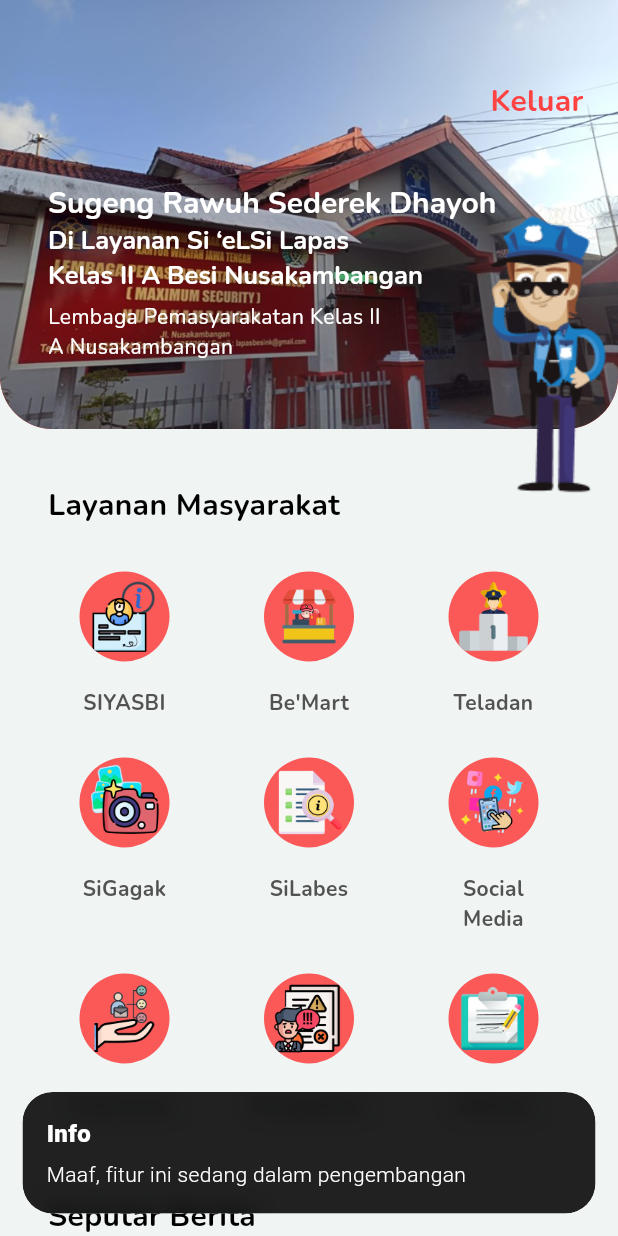
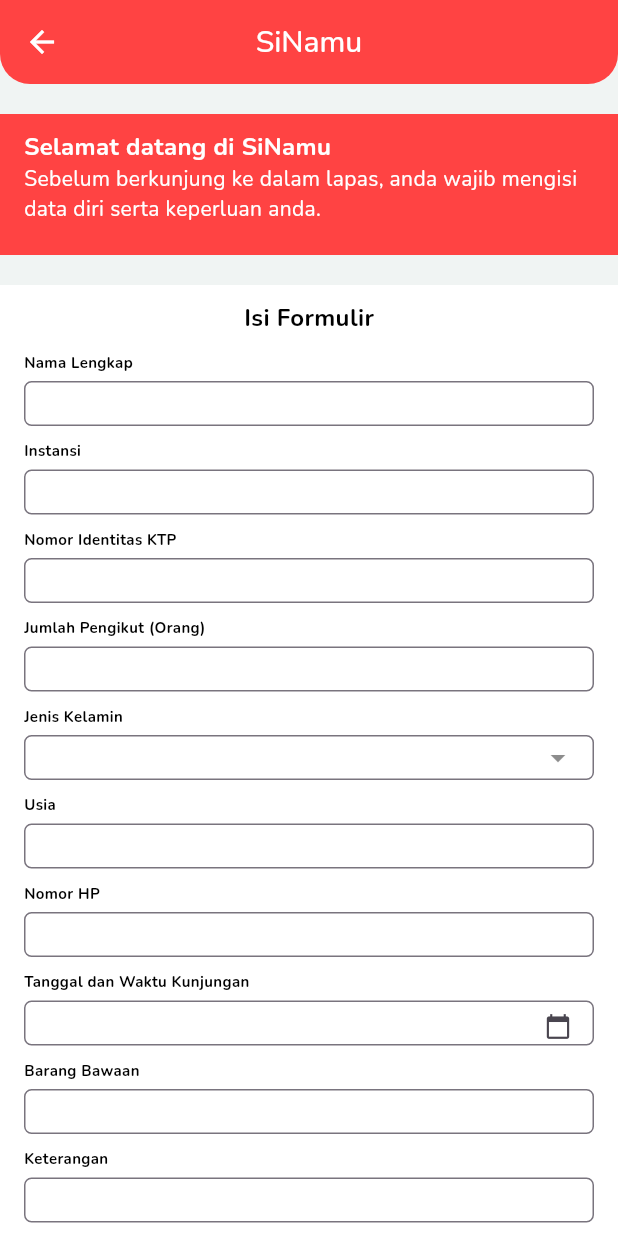
Before and after one commit to Introvertskrrt/SiElsi-Project, a Flutter app: the DashboardKeluargaView screen opened by its route, after a tap on "SiNamu", on a phone screen of 412 x 824 dp. Run offline on Flutter 3.47's test engine with Material 3 defaults, Android fonts, the light colour scheme and no system bars; our stand-ins replace carousel_slider, dash_chat_2, dropdown_button2, file_picker, flutter_svg, get and 3 more.

Commit message:
finished feat SiNamu and clear all warnings

```diff
--- /dev/null
+++ b/lib/controllers/sinamu_controller.dart
@@ -0,0 +1,45 @@
+import 'package:flutter/material.dart';
+import 'package:get/get.dart';
+import 'package:intl/intl.dart'; // Pastikan Anda mengimpor ini
+
+class SinamuController extends GetxController {
+  final List<String> genderItems = [
+    'Pria',
+    'Wanita',
+  ];
+
+  String? selectedValue;
+  String? selectedDateTime;
+  final formKey = GlobalKey<FormState>();
+
+  Future<void> selectDate(BuildContext context) async {
+    final DateTime now = DateTime.now();
+    final DateTime? picked = await showDatePicker(
+      context: context,
+      initialDate: now,
+      firstDate: DateTime(2000),
+      lastDate: DateTime(2101),
+    );
+
+    if (picked != null) {
+      selectedDateTime = DateFormat('yyyy-MM-dd').format(picked);
+      update();
+      // ignore: use_build_context_synchronously
+      selectTime(context);
+    }
+  }
+
+  Future<void> selectTime(BuildContext context) async {
+    final TimeOfDay? picked = await showTimePicker(
+      context: context,
+      initialTime: TimeOfDay.now(),
+    );
+
+    if (picked != null) {
+      final DateTime now = DateTime.now();
+      final DateTime selectedTime = DateTime(now.year, now.month, now.day, picked.hour, picked.minute);
+      selectedDateTime = DateFormat('yyyy-MM-dd – kk:mm').format(selectedTime);
+      update();
+    }
+  }
+}
--- a/lib/main.dart
+++ b/lib/main.dart
@@ -11,6 +11,7 @@
 import 'package:sibesi_app/views/login_views/login_pegawai_view.dart';
 import 'package:sibesi_app/views/sigagak_views/detail_kegiatan_view.dart';
 import 'package:sibesi_app/views/sigagak_views/sigagak_view.dart';
+import 'package:sibesi_app/views/sinamu_views/sinamu_view.dart';
 import 'package:sibesi_app/views/siyasbi_views/daftar_belanja_view.dart';
 import 'package:sibesi_app/views/siyasbi_views/kesehatan_view.dart';
 import 'package:sibesi_app/views/siyasbi_views/pembinaan_view.dart';
@@ -91,6 +92,10 @@
         name: AppRoutes.bemartPage,
         page: () => const BemartView(),
       ),
+      GetPage(
+        name: AppRoutes.sinamuPage,
+        page: () => const SinamuView(),
+      ),
     ],
   ));
 }
--- a/lib/utils/app_routes.dart
+++ b/lib/utils/app_routes.dart
@@ -16,4 +16,5 @@
   static String loginRolePage = "/loginRolePage";
   static String loginMasyarakatPage = "/loginMasyarakatPage";
   static String bemartPage = "/bemartPage";
+  static String sinamuPage = "/sinamuPage";
 }
--- a/lib/views/dashboard_views/widgets/keluarga_menu_widget.dart
+++ b/lib/views/dashboard_views/widgets/keluarga_menu_widget.dart
@@ -133,7 +133,7 @@
               ),
               GestureDetector(
                 onTap: () {
-                  errorSnackBar();
+                  Get.toNamed(AppRoutes.sinamuPage);
                 },
                 child: buildMenuColumn(
                   "assets/icons/SiNamu.png",
--- /dev/null
+++ b/lib/views/sinamu_views/sinamu_view.dart
@@ -0,0 +1,46 @@
+import 'package:flutter/material.dart';
+// Pastikan Anda mengimpor ini
+import 'package:sibesi_app/constants/color_constant.dart';
+import 'package:sibesi_app/constants/text_style_constant.dart';
+import 'package:sibesi_app/views/sinamu_views/widgets/form_widget.dart';
+import 'package:sibesi_app/views/sinamu_views/widgets/welcome_widget.dart';
+
+class SinamuView extends StatelessWidget {
+  const SinamuView({super.key});
+
+  @override
+  Widget build(BuildContext context) {
+    return Scaffold(
+      backgroundColor: ColorConstant.primaryBackground,
+      appBar: PreferredSize(
+        preferredSize: const Size.fromHeight(56.0), // Default appBar height
+        child: ClipRRect(
+          borderRadius: const BorderRadius.only(
+            bottomLeft: Radius.circular(20),
+            bottomRight: Radius.circular(20),
+          ),
+          child: AppBar(
+            iconTheme: const IconThemeData(color: Colors.white),
+            centerTitle: true,
+            backgroundColor: ColorConstant.primaryColor,
+            title: Text(
+              "SiNamu",
+              style: TextStyleConstant.nunitoSemiBold
+                  .copyWith(color: Colors.white, fontSize: 20),
+            ),
+          ),
+        ),
+      ),
+      body: SingleChildScrollView(
+        child: Column(
+          children: [
+            const SizedBox(height: 20),
+            const WelcomeWidget(),
+            const SizedBox(height: 20),
+            FormWidget(),
+          ],
+        ),
+      ),
+    );
+  }
+}
--- /dev/null
+++ b/lib/views/sinamu_views/widgets/form_widget.dart
@@ -0,0 +1,469 @@
+import 'package:dropdown_button2/dropdown_button2.dart';
+import 'package:flutter/material.dart';
+import 'package:flutter/services.dart';
+import 'package:get/get.dart';
+import 'package:sibesi_app/constants/text_style_constant.dart';
+import 'package:sibesi_app/controllers/sinamu_controller.dart';
+import 'package:sibesi_app/views/sinamu_views/widgets/kirim_button_widget.dart';
+
+class FormWidget extends StatelessWidget {
+  FormWidget({super.key});
+
+  final SinamuController controller = Get.put(SinamuController());
+
+  @override
+  Widget build(BuildContext context) {
+    return Column(
+      children: [
+        Container(
+          width: double.infinity,
+          decoration: const BoxDecoration(
+            color: Colors.white,
+          ),
+          child: Column(
+            crossAxisAlignment: CrossAxisAlignment.start,
+            children: [
+              const SizedBox(height: 10),
+              Center(
+                child: Text(
+                  "Isi Formulir",
+                  style: TextStyleConstant.nunitoBold.copyWith(fontSize: 16),
+                ),
+              ),
+              const SizedBox(height: 12),
+              Padding(
+                padding: const EdgeInsets.only(left: 16, bottom: 5),
+                child: Text(
+                  "Nama Lengkap",
+                  style: TextStyleConstant.nunitoBold.copyWith(fontSize: 10),
+                ),
+              ),
+              Padding(
+                padding: const EdgeInsets.only(left: 16, right: 16),
+                child: SizedBox(
+                  height: 30,
+                  child: TextFormField(
+                    decoration: InputDecoration(
+                      contentPadding: const EdgeInsets.symmetric(
+                          vertical: 5, horizontal: 16),
+                      border: OutlineInputBorder(
+                        borderRadius: BorderRadius.circular(5),
+                        borderSide: const BorderSide(color: Colors.grey),
+                      ),
+                    ),
+                    style:
+                        TextStyleConstant.nunitoRegular.copyWith(fontSize: 12),
+                    maxLines: 1,
+                  ),
+                ),
+              ),
+              const SizedBox(height: 10),
+              Padding(
+                padding: const EdgeInsets.only(left: 16, bottom: 5),
+                child: Text(
+                  "Instansi",
+                  style: TextStyleConstant.nunitoBold.copyWith(fontSize: 10),
+                ),
+              ),
+              Padding(
+                padding: const EdgeInsets.only(left: 16, right: 16),
+                child: SizedBox(
+                  height: 30,
+                  child: TextFormField(
+                    decoration: InputDecoration(
+                      contentPadding: const EdgeInsets.symmetric(
+                          vertical: 5, horizontal: 16),
+                      border: OutlineInputBorder(
+                        borderRadius: BorderRadius.circular(5),
+                        borderSide: const BorderSide(color: Colors.grey),
+                      ),
+                    ),
+                    style:
+                        TextStyleConstant.nunitoRegular.copyWith(fontSize: 12),
+                    maxLines: 1,
+                  ),
+                ),
+              ),
+              const SizedBox(height: 10),
+              Padding(
+                padding: const EdgeInsets.only(left: 16, bottom: 5),
+                child: Text(
+                  "Nomor Identitas KTP",
+                  style: TextStyleConstant.nunitoBold.copyWith(fontSize: 10),
+                ),
+              ),
+              Padding(
+                padding: const EdgeInsets.only(left: 16, right: 16),
+                child: SizedBox(
+                  height: 30,
+                  child: TextFormField(
+                    keyboardType:
+                        TextInputType.number, // Set keyboard type to number
+                    inputFormatters: [
+                      FilteringTextInputFormatter
+                          .digitsOnly, // Only allow digits
+                    ],
+                    decoration: InputDecoration(
+                      contentPadding: const EdgeInsets.symmetric(
+                          vertical: 5, horizontal: 16),
+                      border: OutlineInputBorder(
+                        borderRadius: BorderRadius.circular(5),
+                        borderSide: const BorderSide(color: Colors.grey),
+                      ),
+                    ),
+                    style:
+                        TextStyleConstant.nunitoRegular.copyWith(fontSize: 12),
+                    maxLines: 1,
+                  ),
+                ),
+              ),
+              const SizedBox(height: 10),
+              Padding(
+                padding: const EdgeInsets.only(left: 16, bottom: 5),
+                child: Text(
+                  "Jumlah Pengikut (Orang)",
+                  style: TextStyleConstant.nunitoBold.copyWith(fontSize: 10),
+                ),
+              ),
+              Padding(
+                padding: const EdgeInsets.only(left: 16, right: 16),
+                child: SizedBox(
+                  height: 30,
+                  child: TextFormField(
+                    keyboardType:
+                        TextInputType.number, // Set keyboard type to number
+                    inputFormatters: [
+                      FilteringTextInputFormatter
+                          .digitsOnly, // Only allow digits
+                    ],
+                    decoration: InputDecoration(
+                      contentPadding: const EdgeInsets.symmetric(
+                          vertical: 5, horizontal: 16),
+                      border: OutlineInputBorder(
+                        borderRadius: BorderRadius.circular(5),
+                        borderSide: const BorderSide(color: Colors.grey),
+                      ),
+                    ),
+                    style:
+                        TextStyleConstant.nunitoRegular.copyWith(fontSize: 12),
+                    maxLines: 1,
+                  ),
+                ),
+              ),
+              const SizedBox(height: 10),
+              Padding(
+                padding: const EdgeInsets.only(left: 16, bottom: 5),
+                child: Text(
+                  "Jenis Kelamin",
+                  style: TextStyleConstant.nunitoBold.copyWith(fontSize: 10),
+                ),
+              ),
+              Padding(
+                padding: const EdgeInsets.only(left: 16, right: 16),
+                child: SizedBox(
+                  height: 30,
+                  child: DropdownButtonFormField2<String>(
+                    isExpanded: true,
+                    decoration: InputDecoration(
+                      contentPadding: const EdgeInsets.symmetric(vertical: 0),
+                      border: OutlineInputBorder(
+                        borderRadius: BorderRadius.circular(5),
+                      ),
+                    ),
+                    items: controller.genderItems
+                        .map((item) => DropdownMenuItem<String>(
+                              value: item,
+                              child: Text(
+                                item,
+                                style: TextStyleConstant.nunitoRegular
+                                    .copyWith(fontSize: 12),
+                              ),
+                            ))
+                        .toList(),
+                    validator: (value) {
+                      if (value == null) {
+                        return 'Please select gender.';
+                      }
+                      return null;
+                    },
+                    onChanged: (value) {
+                      // Do something when selected item is changed.
+                    },
+                    onSaved: (value) {
+                      controller.selectedValue = value.toString();
+                    },
+                    buttonStyleData: const ButtonStyleData(
+                      padding: EdgeInsets.only(right: 8),
+                    ),
+                    iconStyleData: const IconStyleData(
+                      icon: Icon(
+                        Icons.arrow_drop_down,
+                        color: Colors.black45,
+                      ),
+                      iconSize: 24,
+                    ),
+                    dropdownStyleData: DropdownStyleData(
+                      decoration: BoxDecoration(
+                        borderRadius: BorderRadius.circular(15),
+                      ),
+                    ),
+                    menuItemStyleData: const MenuItemStyleData(
+                      padding: EdgeInsets.symmetric(horizontal: 16),
+                    ),
+                  ),
+                ),
+              ),
+              const SizedBox(height: 10),
+              Padding(
+                padding: const EdgeInsets.only(left: 16, bottom: 5),
+                child: Text(
+                  "Usia",
+                  style: TextStyleConstant.nunitoBold.copyWith(fontSize: 10),
+                ),
+              ),
+              Padding(
+                padding: const EdgeInsets.only(left: 16, right: 16),
+                child: SizedBox(
+                  height: 30,
+                  child: TextFormField(
+                    keyboardType:
+                        TextInputType.number, // Set keyboard type to number
+                    inputFormatters: [
+                      FilteringTextInputFormatter
+                          .digitsOnly, // Only allow digits
+                    ],
+                    decoration: InputDecoration(
+                      contentPadding: const EdgeInsets.symmetric(
+                          vertical: 5, horizontal: 16),
+                      border: OutlineInputBorder(
+                        borderRadius: BorderRadius.circular(5),
+                        borderSide: const BorderSide(color: Colors.grey),
+                      ),
+                    ),
+                    style:
+                        TextStyleConstant.nunitoRegular.copyWith(fontSize: 12),
+                    maxLines: 1,
+                  ),
+                ),
+              ),
+              const SizedBox(height: 10),
+              Padding(
+                padding: const EdgeInsets.only(left: 16, bottom: 5),
+                child: Text(
+                  "Nomor HP",
+                  style: TextStyleConstant.nunitoBold.copyWith(fontSize: 10),
+                ),
+              ),
+              Padding(
+                padding: const EdgeInsets.only(left: 16, right: 16),
+                child: SizedBox(
+                  height: 30,
+                  child: TextFormField(
+                    keyboardType:
+                        TextInputType.number, // Set keyboard type to number
+                    inputFormatters: [
+                      FilteringTextInputFormatter
+                          .digitsOnly, // Only allow digits
+                    ],
+                    decoration: InputDecoration(
+                      contentPadding: const EdgeInsets.symmetric(
+                          vertical: 5, horizontal: 16),
+                      border: OutlineInputBorder(
+                        borderRadius: BorderRadius.circular(5),
+                        borderSide: const BorderSide(color: Colors.grey),
+                      ),
+                    ),
+                    style:
+                        TextStyleConstant.nunitoRegular.copyWith(fontSize: 12),
+                    maxLines: 1,
+                  ),
+                ),
+              ),
+              const SizedBox(height: 10),
+              Padding(
+                padding: const EdgeInsets.only(left: 16, bottom: 5),
+                child: Text(
+                  "Tanggal dan Waktu Kunjungan",
+                  style: TextStyleConstant.nunitoBold.copyWith(fontSize: 10),
+                ),
+              ),
+              Padding(
+                padding: const EdgeInsets.only(left: 16, right: 16),
+                child: SizedBox(
+                  height: 30,
+                  child: GetBuilder<SinamuController>(
+                    builder: (controller) {
+                      return TextFormField(
+                        controller: TextEditingController(
+                            text: controller.selectedDateTime),
+                        decoration: InputDecoration(
+                          contentPadding: const EdgeInsets.symmetric(
+                              vertical: 5, horizontal: 16),
+                          border: OutlineInputBorder(
+                            borderRadius: BorderRadius.circular(5),
+                            borderSide: const BorderSide(color: Colors.grey),
+                          ),
+                          suffixIcon: IconButton(
+                            icon: const Icon(
+                              Icons.calendar_today,
+                              size: 18,
+                            ),
+                            onPressed: () {
+                              controller.selectDate(context);
+                            },
+                          ),
+                        ),
+                        style: TextStyleConstant.nunitoRegular
+                            .copyWith(fontSize: 12),
+                        maxLines: 1,
+                        readOnly: true,
+                      );
+                    },
+                  ),
+                ),
+              ),
+              const SizedBox(height: 10),
+              Padding(
+                padding: const EdgeInsets.only(left: 16, bottom: 5),
+                child: Text(
+                  "Barang Bawaan",
+                  style: TextStyleConstant.nunitoBold.copyWith(fontSize: 10),
+                ),
+              ),
+              Padding(
+                padding: const EdgeInsets.only(left: 16, right: 16),
+                child: SizedBox(
+                  height: 30,
+                  child: TextFormField(
+                    decoration: InputDecoration(
+                      contentPadding: const EdgeInsets.symmetric(
+                          vertical: 5, horizontal: 16),
+                      border: OutlineInputBorder(
+                        borderRadius: BorderRadius.circular(5),
+                        borderSide: const BorderSide(color: Colors.grey),
+                      ),
+                    ),
+                    style:
+                        TextStyleConstant.nunitoRegular.copyWith(fontSize: 12),
+                    maxLines: 1,
+                  ),
+                ),
+              ),
+              const SizedBox(height: 10),
+              Padding(
+                padding: const EdgeInsets.only(left: 16, bottom: 5),
+                child: Text(
+                  "Keterangan",
+                  style: TextStyleConstant.nunitoBold.copyWith(fontSize: 10),
+                ),
+              ),
+              Padding(
+                padding: const EdgeInsets.only(left: 16, right: 16),
+                child: SizedBox(
+                  height: 30,
+                  child: TextFormField(
+                    decoration: InputDecoration(
+                      contentPadding: const EdgeInsets.symmetric(
+                          vertical: 5, horizontal: 16),
+                      border: OutlineInputBorder(
+                        borderRadius: BorderRadius.circular(5),
+                        borderSide: const BorderSide(color: Colors.grey),
+                      ),
+                    ),
+                    style:
+                        TextStyleConstant.nunitoRegular.copyWith(fontSize: 12),
+                    maxLines: 1,
+                  ),
+                ),
+              ),
+              const SizedBox(height: 10),
+              Padding(
+                padding: const EdgeInsets.only(left: 16, bottom: 5),
+                child: Text(
+                  "Alamat",
+                  style: TextStyleConstant.nunitoBold.copyWith(fontSize: 10),
+                ),
+              ),
+              Padding(
+                padding: const EdgeInsets.only(left: 16, right: 16),
+                child: SizedBox(
+                  height: 30,
+                  child: TextFormField(
+                    decoration: InputDecoration(
+                      contentPadding: const EdgeInsets.symmetric(
+                          vertical: 5, horizontal: 16),
+                      border: OutlineInputBorder(
+                        borderRadius: BorderRadius.circular(5),
+                        borderSide: const BorderSide(color: Colors.grey),
+                      ),
+                    ),
+                    style:
+                        TextStyleConstant.nunitoRegular.copyWith(fontSize: 12),
+                    maxLines: 1,
+                  ),
+                ),
+              ),
+              const SizedBox(height: 10),
+              Padding(
+                padding: const EdgeInsets.only(left: 16, bottom: 5),
+                child: Text(
+                  "Keperluan",
+                  style: TextStyleConstant.nunitoBold.copyWith(fontSize: 10),
+                ),
+              ),
+              Padding(
+                padding: const EdgeInsets.only(left: 16, right: 16),
+                child: SizedBox(
+                  height: 30,
+                  child: TextFormField(
+                    decoration: InputDecoration(
+                      contentPadding: const EdgeInsets.symmetric(
+                          vertical: 5, horizontal: 16),
+                      border: OutlineInputBorder(
+                        borderRadius: BorderRadius.circular(5),
+                        borderSide: const BorderSide(color: Colors.grey),
+                      ),
+                    ),
+                    style:
+                        TextStyleConstant.nunitoRegular.copyWith(fontSize: 12),
+                    maxLines: 1,
+                  ),
+                ),
+              ),
+              const SizedBox(height: 10),
+              Padding(
+                padding: const EdgeInsets.only(left: 16, bottom: 5),
+                child: Text(
+                  "Lain-lain",
+                  style: TextStyleConstant.nunitoBold.copyWith(fontSize: 10),
+                ),
+              ),
+              Padding(
+                padding: const EdgeInsets.only(left: 16, right: 16),
+                child: SizedBox(
+                  height: 30,
+                  child: TextFormField(
+                    decoration: InputDecoration(
+                      contentPadding: const EdgeInsets.symmetric(
+                          vertical: 5, horizontal: 16),
+                      border: OutlineInputBorder(
+                        borderRadius: BorderRadius.circular(5),
+                        borderSide: const BorderSide(color: Colors.grey),
+                      ),
+                    ),
+                    style:
+                        TextStyleConstant.nunitoRegular.copyWith(fontSize: 12),
+                    maxLines: 1,
+                  ),
+                ),
+              ),
+              const SizedBox(height: 30),
+              const Center(child: KirimButtonWidget()),
+              const SizedBox(height: 30),
+            ],
+          ),
+        )
+      ],
+    );
+  }
+}
--- /dev/null
+++ b/lib/views/sinamu_views/widgets/kirim_button_widget.dart
@@ -0,0 +1,37 @@
+import 'package:flutter/material.dart';
+import 'package:sibesi_app/constants/color_constant.dart';
+import 'package:sibesi_app/constants/text_style_constant.dart';
+
+class KirimButtonWidget extends StatelessWidget {
+  const KirimButtonWidget({super.key});
+
+  @override
+  Widget build(BuildContext context) {
+    return SizedBox(
+      width: 80,
+      height: 30,
+      child: ElevatedButton(
+        style: ButtonStyle(
+          shape: WidgetStateProperty.all<RoundedRectangleBorder>(
+            RoundedRectangleBorder(
+              borderRadius: BorderRadius.circular(10),
+            ),
+          ),
+          backgroundColor: WidgetStateProperty.all<Color>(
+            ColorConstant.primaryColor,
+          ),
+        ),
+        onPressed: () {
+          // Button action here
+        },
+        child: Text(
+          "Kirim",
+          style: TextStyleConstant.nunitoBold.copyWith(
+            fontSize: 12,
+            color: Colors.white,
+          ),
+        ),
+      ),
+    );
+  }
+}
--- /dev/null
+++ b/lib/views/sinamu_views/widgets/welcome_widget.dart
@@ -0,0 +1,38 @@
+import 'package:flutter/material.dart';
+import 'package:sibesi_app/constants/color_constant.dart';
+import 'package:sibesi_app/constants/text_style_constant.dart';
+
+class WelcomeWidget extends StatelessWidget {
+  const WelcomeWidget({super.key});
+
+  @override
+  Widget build(BuildContext context) {
+    return Container(
+      width: double.infinity,
+      height: 94,
+      decoration: BoxDecoration(color: ColorConstant.primaryColor),
+      child: Padding(
+        padding: const EdgeInsets.only(left: 16, right: 16, top: 10),
+        child: Column(
+          crossAxisAlignment: CrossAxisAlignment.start,
+          children: [
+            Text(
+              "Selamat datang di SiNamu",
+              style: TextStyleConstant.nunitoBold.copyWith(
+                fontSize: 16,
+                color: Colors.white,
+              ),
+            ),
+            Text(
+              "Sebelum berkunjung ke dalam lapas, anda wajib mengisi data diri serta keperluan anda.",
+              style: TextStyleConstant.nunitoRegular.copyWith(
+                fontSize: 14,
+                color: Colors.white,
+              ),
+            ),
+          ],
+        ),
+      ),
+    );
+  }
+}
--- a/pubspec.yaml
+++ b/pubspec.yaml
@@ -17,6 +17,8 @@
   file_picker: ^8.1.2
   image_picker: ^1.1.2
   permission_handler: ^11.3.1
+  dropdown_button2: ^2.3.9
+  intl: ^0.19.0
 
 dev_dependencies:
   flutter_test:
```
Also changed, not shown: pubspec.lock.
